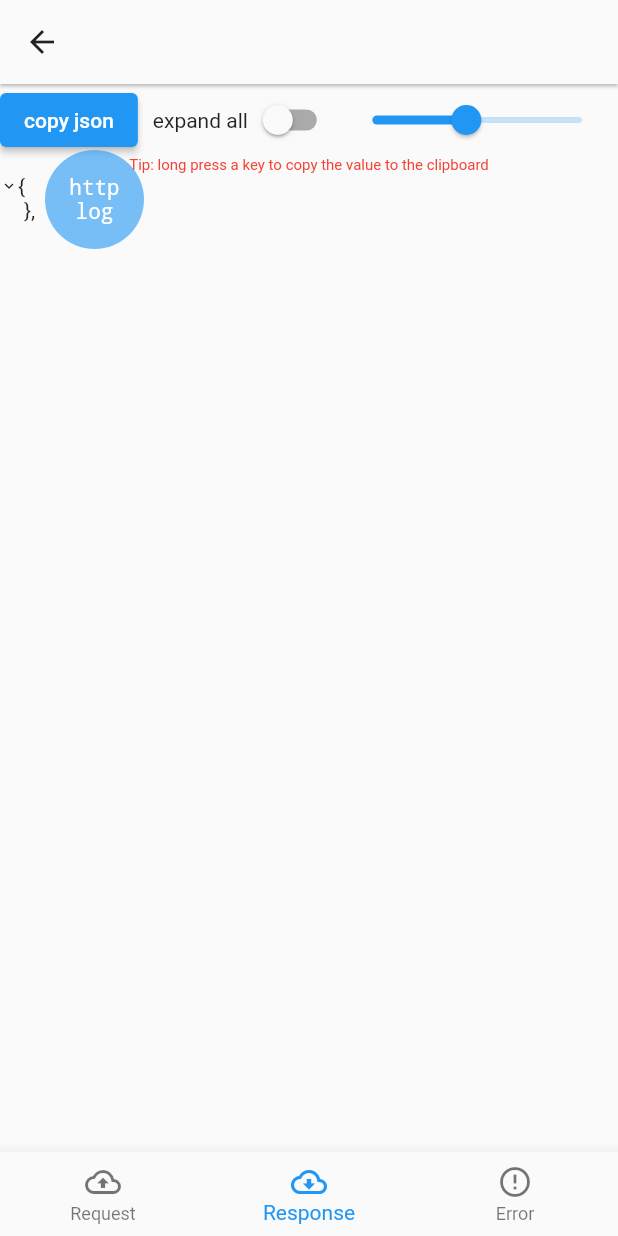
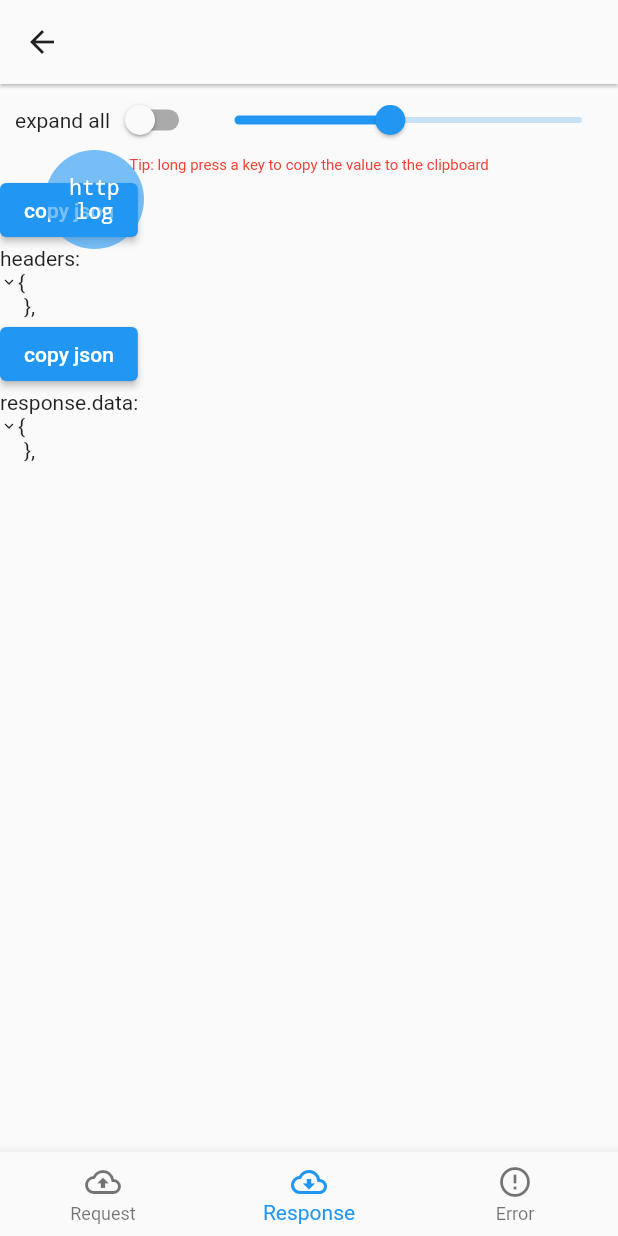
Before and after one commit to flutterplugin/dio_log, a Flutter app: the LogWidget screen opened directly with empty values, swiped to page 2, on a phone screen of 412 x 824 dp. Run offline on Flutter 3.47's test engine with Material 2 defaults, Android fonts, the phone set to English and light mode, and no system bars; our stand-ins replace dio.

```diff
--- a/example/lib/home_page.dart
+++ b/example/lib/home_page.dart
@@ -21,7 +21,7 @@ class _MyHomePageState extends State<MyHomePage> {
   @override
   void initState() {
     super.initState();
-    showDebugBtn(context);
+    showDebugBtn(context, btnColor: Colors.blue);
     controller.text = url;
   }
 
--- a/lib/bean/res_options.dart
+++ b/lib/bean/res_options.dart
@@ -5,11 +5,13 @@ class ResOptions {
   int? statusCode;
   DateTime? responseTime; //ms
   int? duration; //ms
+  Map<String, List<String>>? headers;
   ResOptions({
     this.id,
     this.data,
     this.statusCode,
     this.responseTime,
     this.duration,
+    this.headers,
   });
 }
--- a/lib/http_log_list_widget.dart
+++ b/lib/http_log_list_widget.dart
@@ -36,7 +36,7 @@ class _HttpLogListWidgetState extends State<HttpLogListWidget> {
               if (debugBtnIsShow()) {
                 dismissDebugBtn();
               } else {
-                showDebugBtn(context, isDelay: false);
+                showDebugBtn(context);
               }
               setState(() {});
             },
--- a/lib/interceptor/dio_log_interceptor.dart
+++ b/lib/interceptor/dio_log_interceptor.dart
@@ -53,6 +53,7 @@ class DioLogInterceptor implements Interceptor {
     resOpt.responseTime = DateTime.now();
     resOpt.statusCode = response.statusCode ?? 0;
     resOpt.data = response.data;
+    resOpt.headers = response.headers.map;
     logManage?.onResponse(resOpt);
   }
 }
--- a/lib/overlay_draggable_button.dart
+++ b/lib/overlay_draggable_button.dart
@@ -9,12 +9,11 @@ import 'dio_log.dart';
 OverlayEntry? itemEntry;
 
 ///显示全局悬浮调试按钮
-showDebugBtn(BuildContext context, {Widget? button, bool isDelay = true}) {
+showDebugBtn(BuildContext context, {Widget? button, Color? btnColor}) {
   ///widget第一次渲染完成
   WidgetsBinding.instance!.addPostFrameCallback((_) {
     dismissDebugBtn();
-    itemEntry = OverlayEntry(
-        builder: (BuildContext context) => button ?? DraggableButtonWidget());
+    itemEntry = OverlayEntry(builder: (BuildContext context) => button ?? DraggableButtonWidget(btnColor: btnColor));
 
     ///显示悬浮menu
     Overlay.of(context)?.insert(itemEntry!);
@@ -36,11 +35,13 @@ class DraggableButtonWidget extends StatefulWidget {
   final String title;
   final Function? onTap;
   final double btnSize;
+  final Color? btnColor;
 
   DraggableButtonWidget({
     this.title = 'http log',
     this.onTap,
     this.btnSize = 66,
+    this.btnColor,
   });
 
   @override
@@ -72,7 +73,7 @@ class _DraggableButtonWidgetState extends State<DraggableButtonWidget> {
       );
     };
     Widget w;
-    Color primaryColor = Theme.of(context).primaryColor;
+    Color primaryColor = widget.btnColor ?? Theme.of(context).primaryColor;
     primaryColor = primaryColor.withOpacity(0.6);
     w = GestureDetector(
       onTap: widget.onTap as void Function()? ?? tap,
--- a/lib/page/log_response_widget.dart
+++ b/lib/page/log_response_widget.dart
@@ -25,12 +25,6 @@ class _LogResponseWidgetState extends State<LogResponseWidget> with AutomaticKee
       children: <Widget>[
         Row(
           children: <Widget>[
-            ElevatedButton(
-              onPressed: () {
-                copyClipboard(context, toJson(json));
-              },
-              child: Text('copy json'),
-            ),
             SizedBox(width: 10),
             Text(isShowAll ? 'shrink all' : 'expand all'),
             Switch(
@@ -61,13 +55,36 @@ class _LogResponseWidgetState extends State<LogResponseWidget> with AutomaticKee
             color: Colors.red,
           ),
         ),
+        _buildJsonView('headers:', response?.headers),
+        _buildJsonView('response.data:', json),
+      ],
+    ));
+  }
+
+  ///构建json树的展示
+  Widget _buildJsonView(key, json) {
+    return Column(
+      crossAxisAlignment: CrossAxisAlignment.start,
+      children: <Widget>[
+        ElevatedButton(
+          onPressed: () {
+            copyClipboard(context, toJson(json));
+          },
+          child: Text('copy json'),
+        ),
+        Text(
+          '$key',
+          style: TextStyle(
+            fontSize: fontSize,
+          ),
+        ),
         JsonView(
           json: json,
           isShowAll: isShowAll,
           fontSize: fontSize,
         ),
       ],
-    ));
+    );
   }
 
   @override
--- a/lib/widget/json_view.dart
+++ b/lib/widget/json_view.dart
@@ -190,8 +190,7 @@ class _JsonViewState extends State<JsonView> {
 
   ///构建子节点的展示
   Widget _buildKeyValue(v, {k}) {
-    Widget w = _getDefText(
-        '${k ?? ''}:${v is String ? '"$v"' : v?.toString() ?? null},');
+    Widget w = _getDefText('${k ?? ''}:${v is String ? '"$v"' : v?.toString() ?? null},');
     if (k != null) {
       w = GestureDetector(
         behavior: HitTestBehavior.translucent,
--- a/pubspec.yaml
+++ b/pubspec.yaml
@@ -1,6 +1,6 @@
 name: dio_log
 description: HTTP Inspector tool for Dart which can debugging http requests，Currently, DIO based HTTP capture is implemented.
-version: 2.0.0
+version: 2.0.1
 homepage: https://github.com/flutterplugin/dio_log
 
 environment:
```
Also changed, not shown: 2 other files.
